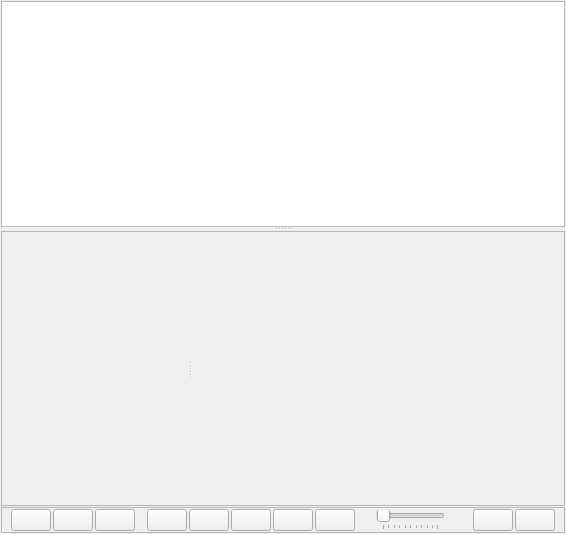
Above: metodics/stabtest/visualizators/idswidget.ui from grigp/a-analyser before the change. Below: the same form after it.
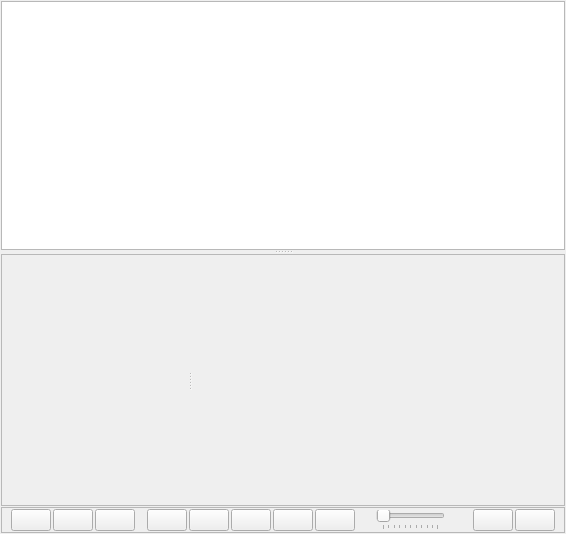
That is the form after the change. Icons and pictures are not drawn. Custom widgets are drawn as their Qt base class.

Diff of the .ui file:
```diff
--- a/metodics/stabtest/visualizators/idswidget.ui
+++ b/metodics/stabtest/visualizators/idswidget.ui
@@ -105,19 +105,6 @@
            <property name="bottomMargin">
             <number>0</number>
            </property>
-           <item>
-            <spacer name="verticalSpacer">
-             <property name="orientation">
-              <enum>Qt::Vertical</enum>
-             </property>
-             <property name="sizeHint" stdset="0">
-              <size>
-               <width>20</width>
-               <height>40</height>
-              </size>
-             </property>
-            </spacer>
-           </item>
            <item>
             <widget class="AreaSKG" name="wgtSKG" native="true">
              <property name="minimumSize">
```
